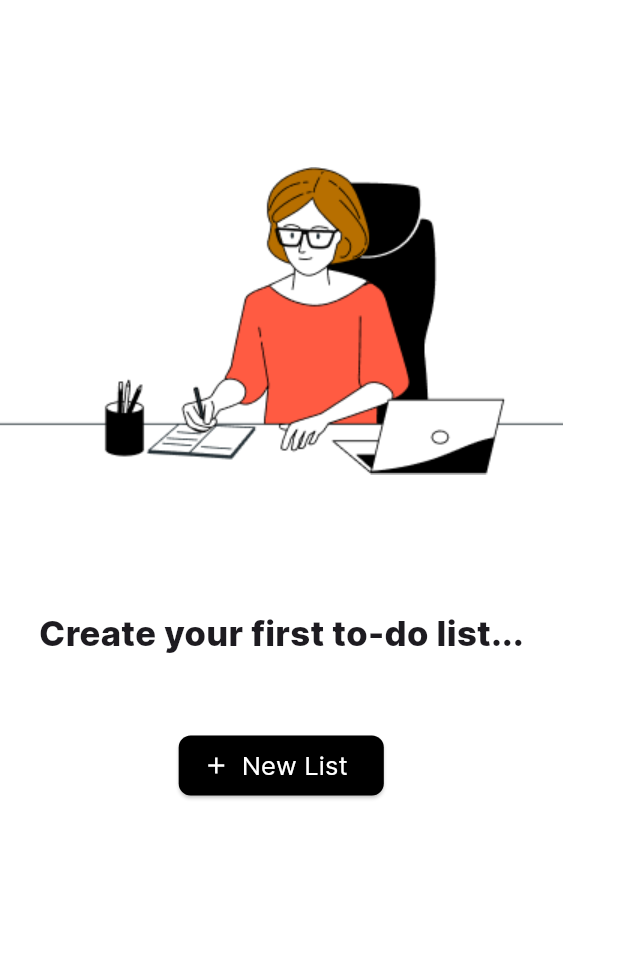
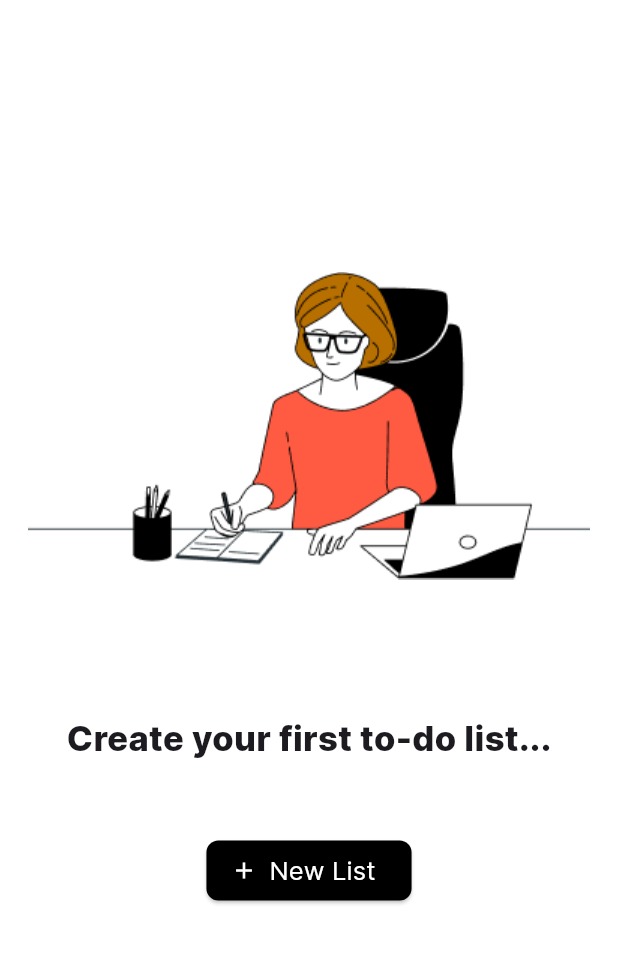
Before and after one commit to HazimNabil/check-mate, a Flutter app: the HomeView screen opened by its route, on a phone screen of 412 x 824 dp, the part 67-1031 px from its top. Run offline on Flutter 3.47's test engine with Material 3 defaults, Android fonts, the phone set to English and light mode, and no system bars; our stand-ins replace firebase_auth, firebase_core, font_awesome_flutter, modal_progress_hud_nsn; accounts and stored records are empty; Roboto replaces fonts that are missing (Inter-ExtraBold).

Commit message:
Improve layout and spacing in UI

```diff
--- a/lib/widgets/all_lists_widget.dart
+++ b/lib/widgets/all_lists_widget.dart
@@ -7,9 +7,10 @@ class AllListWidget extends StatelessWidget {
 
   @override
   Widget build(BuildContext context) {
-    return Column(
+    return Center(
+      child: Column(
         children: [
-        const SizedBox(height: 100),
+          const SizedBox(height: 170),
           Image.asset('assets/images/todo svg.png'),
           const SizedBox(height: 89),
           const Text(
@@ -22,6 +23,7 @@ class AllListWidget extends StatelessWidget {
           const SizedBox(height: 48),
           const NewListButton(),
         ],
+      ),
     );
   }
 }
--- a/lib/widgets/pinned_lists_widget.dart
+++ b/lib/widgets/pinned_lists_widget.dart
@@ -7,9 +7,10 @@ class PinnedListWidget extends StatelessWidget {
 
   @override
   Widget build(BuildContext context) {
-    return Column(
+    return Center(
+      child: Column(
         children: [
-        const SizedBox(height: 100),
+          const SizedBox(height: 170),
           Image.asset('assets/images/Group 42.png'),
           const SizedBox(height: 89),
           const Text(
@@ -22,6 +23,7 @@ class PinnedListWidget extends StatelessWidget {
           const SizedBox(height: 48),
           const NewListButton(),
         ],
+      ),
     );
   }
 }
```
Lines whose indentation alone changed are shown as unchanged.
